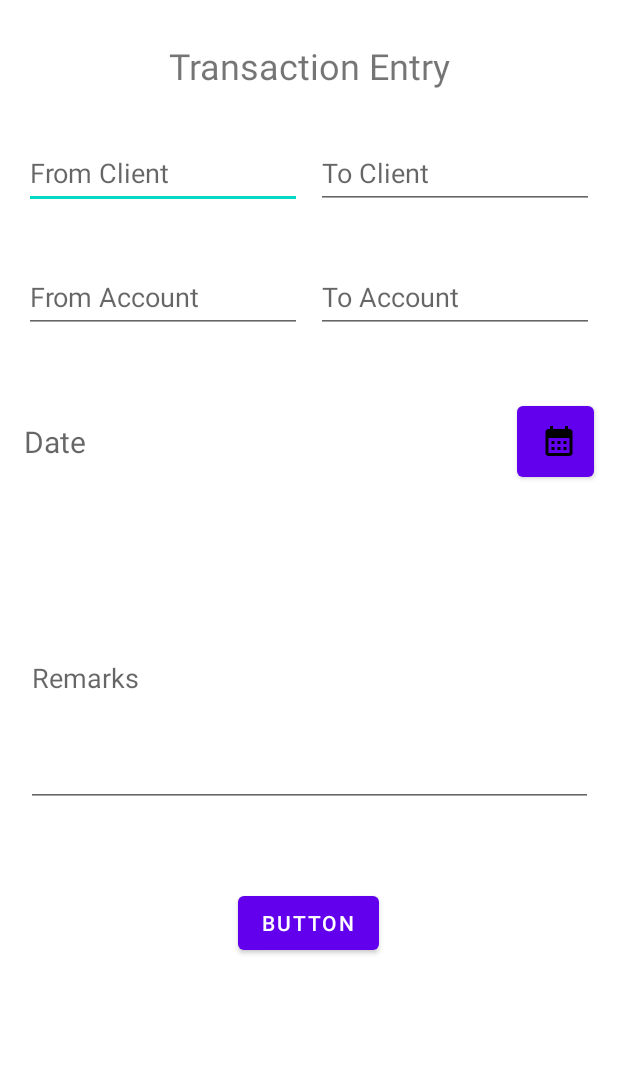
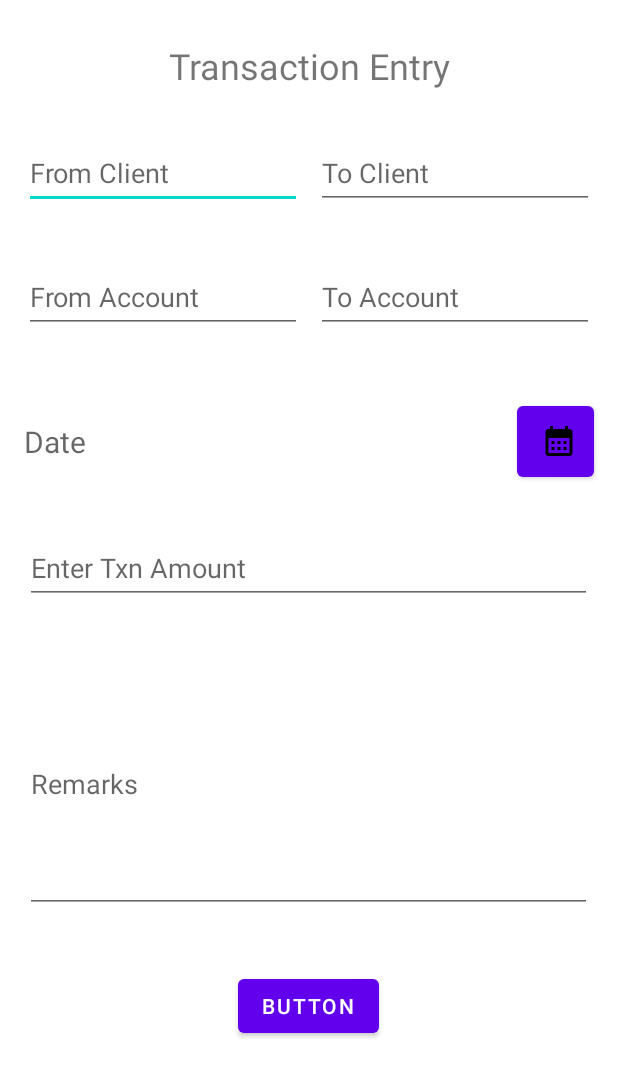
Before and after one commit to krishna143010/AndroidProject, an Android app: the layout fragment_transaction.xml on its own in the app's theme, with its tools: preview values and no code run, on a phone screen of 412 x 824 dp. Shown: the top 1077 px of the screen. Run offline under Robolectric (Android 15) with nearby library versions, the light colour scheme and no system bars.

Commit message:
txnAmount included

```diff
--- a/app/src/main/java/com/example/myapplication/GetTxnsDataClass.kt
+++ b/app/src/main/java/com/example/myapplication/GetTxnsDataClass.kt
@@ -4,6 +4,7 @@ import java.util.Date
 
 data class GetTxnsDataClass(val transId:Int,
                             val dateOfTxn:Date,
+                            val txnAmount:Long,
                             val remarks:String,
                             val fromClient:String,
                             val toClient:String,
--- a/app/src/main/res/layout/fragment_transaction.xml
+++ b/app/src/main/res/layout/fragment_transaction.xml
@@ -40,6 +40,7 @@
         android:id="@+id/dateSelect"
         android:layout_width="51dp"
         android:layout_height="59dp"
+        android:hint="mm/dd/yyyy"
         android:drawableLeft="@drawable/baseline_calendar_month_24"
         app:layout_constraintBottom_toBottomOf="parent"
         app:layout_constraintHorizontal_bias="0.955"
@@ -113,11 +114,25 @@
         android:inputType="textPersonName"
         android:textAlignment="textStart"
         app:layout_constraintBottom_toBottomOf="parent"
-        app:layout_constraintHorizontal_bias="0.515"
+        app:layout_constraintHorizontal_bias="0.484"
         app:layout_constraintLeft_toLeftOf="parent"
         app:layout_constraintRight_toRightOf="parent"
         app:layout_constraintTop_toTopOf="parent"
-        app:layout_constraintVertical_bias="0.561" />
+        app:layout_constraintVertical_bias="0.67" />
+
+    <EditText
+        android:id="@+id/txnAmount"
+        android:layout_width="378dp"
+        android:layout_height="48dp"
+        android:ems="10"
+        android:hint="Enter Txn Amount"
+        android:inputType="number"
+        app:layout_constraintBottom_toBottomOf="parent"
+        app:layout_constraintHorizontal_bias="0.484"
+        app:layout_constraintLeft_toLeftOf="parent"
+        app:layout_constraintRight_toRightOf="parent"
+        app:layout_constraintTop_toTopOf="parent"
+        app:layout_constraintVertical_bias="0.457" />
 
     <Button
         android:id="@+id/submitTxn"
@@ -129,5 +144,7 @@
         app:layout_constraintLeft_toLeftOf="parent"
         app:layout_constraintRight_toRightOf="parent"
         app:layout_constraintTop_toTopOf="parent"
-        app:layout_constraintVertical_bias="0.762" />
+        app:layout_constraintVertical_bias="0.833" />
+
+
 </androidx.constraintlayout.widget.ConstraintLayout>
```
Also changed, not shown: app/src/main/java/com/example/myapplication/CustomAdapter.kt (+16 -4 lines), app/src/main/java/com/example/myapplication/DBAccessClass.kt (+8 -6 lines), app/src/main/java/com/example/myapplication/TransactionFragment.kt (+8 -4 lines), app/src/main/res/layout/recyclerview.xml (+15 -2 lines).
